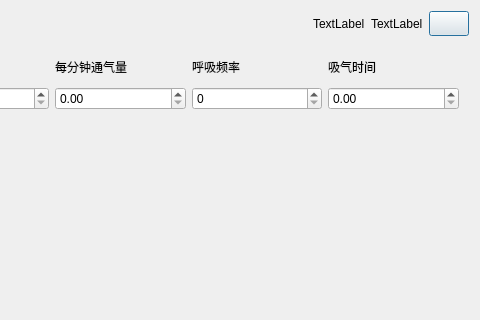
Above: NICU/ventilator_dialog.ui from xxnmt/Qt_ICU before the change; both pictures show x 270 to 750 and y 0 to 320 of the 750 by 460 pixel window. Below: the same form after it.
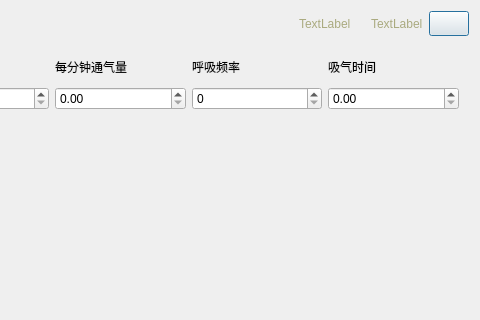
That is the form after the change. Icons and pictures are not drawn. Custom widgets are drawn as their Qt base class.

Patch:
```diff
--- a/NICU/ventilator_dialog.ui
+++ b/NICU/ventilator_dialog.ui
@@ -33,8 +33,15 @@
       <layout class="QHBoxLayout" name="horizontalLayout_4">
        <item>
         <layout class="QHBoxLayout" name="horizontalLayout_3">
+         <property name="spacing">
+          <number>20</number>
+         </property>
          <item>
           <widget class="QLabel" name="lab_name">
+           <property name="styleSheet">
+            <string notr="true">color: rgb(170, 170, 127);
+font: 14pt &quot;Microsoft YaHei UI&quot;;</string>
+           </property>
            <property name="text">
             <string>TextLabel</string>
            </property>
@@ -42,6 +49,10 @@
          </item>
          <item>
           <widget class="QLabel" name="lab_age">
+           <property name="styleSheet">
+            <string notr="true">color: rgb(170, 170, 127);
+font: 14pt &quot;Microsoft YaHei UI&quot;;</string>
+           </property>
            <property name="text">
             <string>TextLabel</string>
            </property>
```
